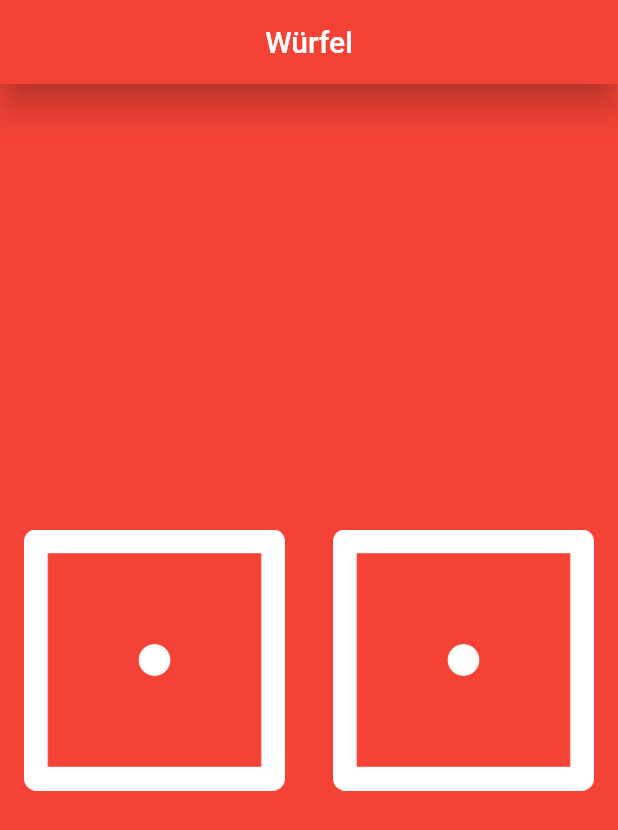
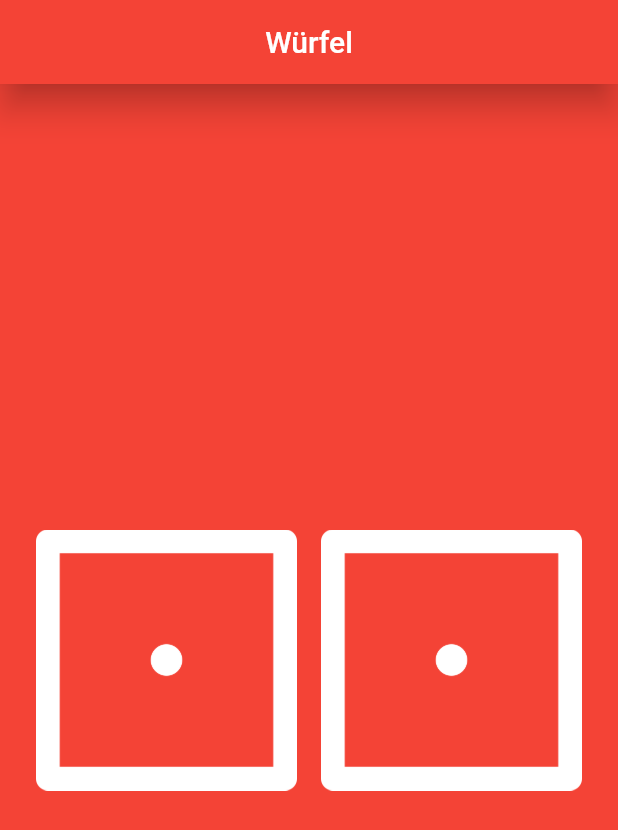
Before and after one commit to stephanxiayu/angela-yu-w-rfel, a Flutter app: the screen it shows after launch, on a phone screen of 412 x 824 dp. Shown: the top 830 px of the screen. Run offline on Flutter 3.47's test engine with Material 2 defaults, Android fonts, the phone set to English and light mode, and no system bars.

Commit message:
Changes to be committed: 	modified:   lib/main.dart

```diff
--- a/lib/main.dart
+++ b/lib/main.dart
@@ -47,19 +47,26 @@ class _DiceState extends State<Dice> {
         title: Center(child: Text("Würfel")),
       backgroundColor: Colors.red,),
       backgroundColor: Colors.red,
-      body: Center(
-        child: Row(children: [
-          Expanded(
-            child: FlatButton(onPressed: (){changeWurfel();
-             },
-              child: Image.asset("lib/images/dice$leftDiceNumber.png"),),),
+      body: FlatButton(onPressed: (){changeWurfel();},
+        child: Center(
+          child: Row(children: [
+            Expanded(
 
-          Expanded(
-            child: FlatButton(onPressed: (){changeWurfel();
-             },
-              child: Image.asset("lib/images/dice$rightDiceNumber.png"),),),
 
-        ],),
+                child: Padding(
+                  padding: const EdgeInsets.all(8.0),
+                  child: Image.asset("lib/images/dice$leftDiceNumber.png"),
+                ),),
+
+            Expanded(
+
+                child: Padding(
+                  padding: const EdgeInsets.all(8.0),
+                  child: Image.asset("lib/images/dice$rightDiceNumber.png"),
+                ),),
+
+          ],),
+        ),
       ),
     );
   }
```
